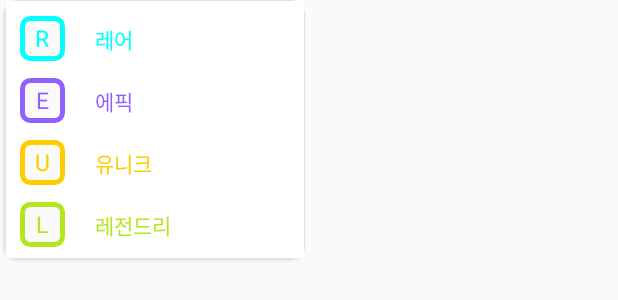
After one commit to oko-ha/maple_cube, an Android app: the layout view_bonus_class.xml on its own in the app's theme, with its tools: preview values and no code run, on a phone screen of 412 x 824 dp. The commit adds this screen. Shown: the top 300 px of the screen. Run offline under Robolectric (Android 15) with nearby library versions, the phone set to English and light mode, and no system bars.

Commit message:
auto_option finished!!

```diff
--- a/app/src/main/res/layout/view_auto_class.xml
+++ b/app/src/main/res/layout/view_auto_class.xml
@@ -67,7 +67,7 @@
                     android:layout_height="40dp"
                     android:background="@drawable/border_epic"
                     android:gravity="center"
-                    android:text="R"
+                    android:text="E"
                     android:textColor="@color/epic"
                     android:textSize="22sp" />
 
--- /dev/null
+++ b/app/src/main/res/layout/view_bonus_class.xml
@@ -0,0 +1,113 @@
+<?xml version="1.0" encoding="utf-8"?>
+<TableLayout xmlns:android="http://schemas.android.com/apk/res/android"
+    android:layout_width="wrap_content"
+    android:layout_height="wrap_content"
+    android:paddingTop="5dp"
+    android:paddingBottom="5dp"
+    android:background="@drawable/button_default">
+
+    <TableRow
+        android:id="@+id/bonus_class_rare"
+        android:layout_width="wrap_content"
+        android:layout_height="wrap_content"
+        android:gravity="center" >
+
+        <TextView
+            android:layout_width="30dp"
+            android:layout_height="30dp"
+            android:layout_marginLeft="10dp"
+            android:layout_marginRight="10dp"
+            android:background="@drawable/border_rare"
+            android:gravity="center"
+            android:text="R"
+            android:textColor="@color/rare"
+            android:textSize="15sp" />
+
+        <TextView
+            android:layout_width="150dp"
+            android:layout_height="wrap_content"
+            android:padding="10dp"
+            android:text="레어"
+            android:textColor="@color/rare" />
+
+    </TableRow>
+
+    <TableRow
+        android:id="@+id/bonus_class_epic"
+        android:layout_width="wrap_content"
+        android:layout_height="wrap_content"
+        android:gravity="center" >
+
+        <TextView
+            android:layout_width="30dp"
+            android:layout_height="30dp"
+            android:layout_marginLeft="10dp"
+            android:layout_marginRight="10dp"
+            android:background="@drawable/border_epic"
+            android:gravity="center"
+            android:text="E"
+            android:textColor="@color/epic"
+            android:textSize="15sp" />
+
+
+        <TextView
+            android:layout_width="150dp"
+            android:layout_height="wrap_content"
+            android:layout_weight="1"
+            android:padding="10dp"
+            android:text="에픽"
+            android:textColor="@color/epic" />
+
+    </TableRow>
+    <TableRow
+        android:id="@+id/bonus_class_unique"
+        android:layout_width="wrap_content"
+        android:layout_height="wrap_content"
+        android:gravity="center" >
+
+        <TextView
+            android:layout_width="30dp"
+            android:layout_height="30dp"
+            android:layout_marginLeft="10dp"
+            android:layout_marginRight="10dp"
+            android:background="@drawable/border_unique"
+            android:gravity="center"
+            android:text="U"
+            android:textColor="@color/unique"
+            android:textSize="15sp" />
+
+        <TextView
+            android:layout_width="150dp"
+            android:layout_height="wrap_content"
+            android:padding="10dp"
+            android:text="유니크"
+            android:textColor="@color/unique" />
+
+    </TableRow>
+    <TableRow
+        android:id="@+id/bonus_class_legendary"
+        android:layout_width="wrap_content"
+        android:layout_height="wrap_content"
+        android:gravity="center" >
+
+        <TextView
+            android:layout_width="30dp"
+            android:layout_height="30dp"
+            android:layout_marginLeft="10dp"
+            android:layout_marginRight="10dp"
+            android:background="@drawable/border_legendary"
+            android:gravity="center"
+            android:text="L"
+            android:textColor="@color/legendary"
+            android:textSize="15sp" />
+
+        <TextView
+            android:layout_width="150dp"
+            android:layout_height="wrap_content"
+            android:padding="10dp"
+            android:text="레전드리"
+            android:textColor="@color/legendary"/>
+
+    </TableRow>
+
+</TableLayout>
--- a/app/src/main/res/menu/menu_class.xml
+++ b/app/src/main/res/menu/menu_class.xml
@@ -1,5 +1,5 @@
 <?xml version="1.0" encoding="utf-8"?>
-<menu xmlns:android="http://schemas.android.com/apk/res/android">
+<menu xmlns:android="http://schemas.android.com/apk/res/android" >
 
     <item
         android:id="@+id/potential_rare"
--- a/app/src/main/res/values/styles.xml
+++ b/app/src/main/res/values/styles.xml
@@ -9,4 +9,5 @@
         <item name="windowNoTitle">true</item>
     </style>
 
+
 </resources>
```
Also changed, not shown: app/src/main/java/com/example/maple_cube/activity/AutoActivity.java (+8 -0 lines), app/src/main/java/com/example/maple_cube/activity/MainActivity.java (+116 -36 lines), app/src/main/res/layout/activity_main.xml (+30 -0 lines), app/src/main/res/layout/view_potential_class.xml (added, +113 -0 lines).
